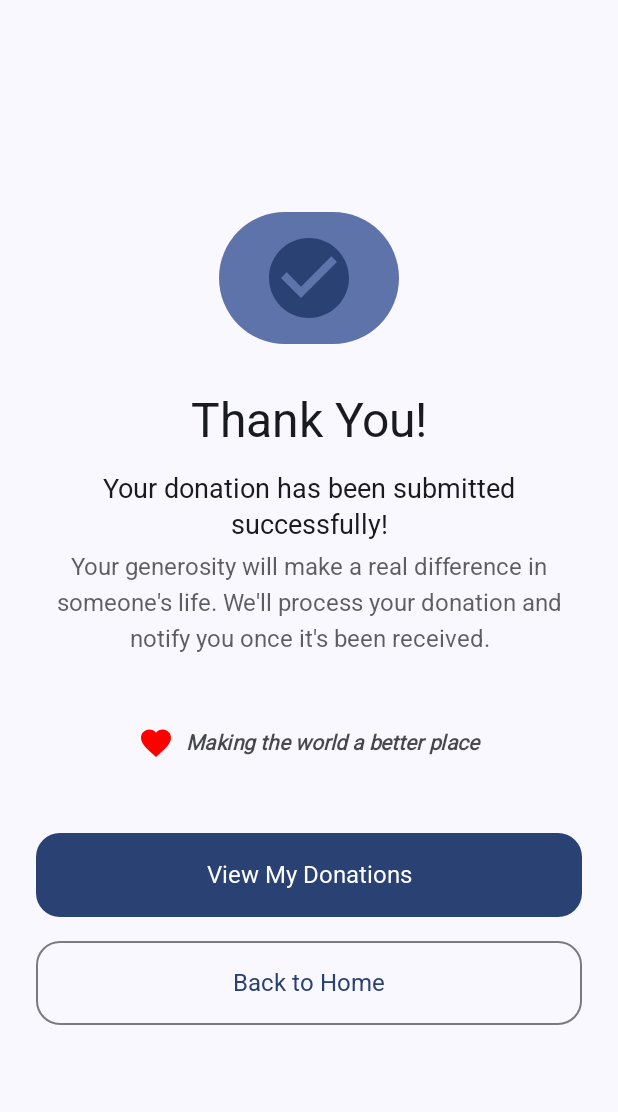
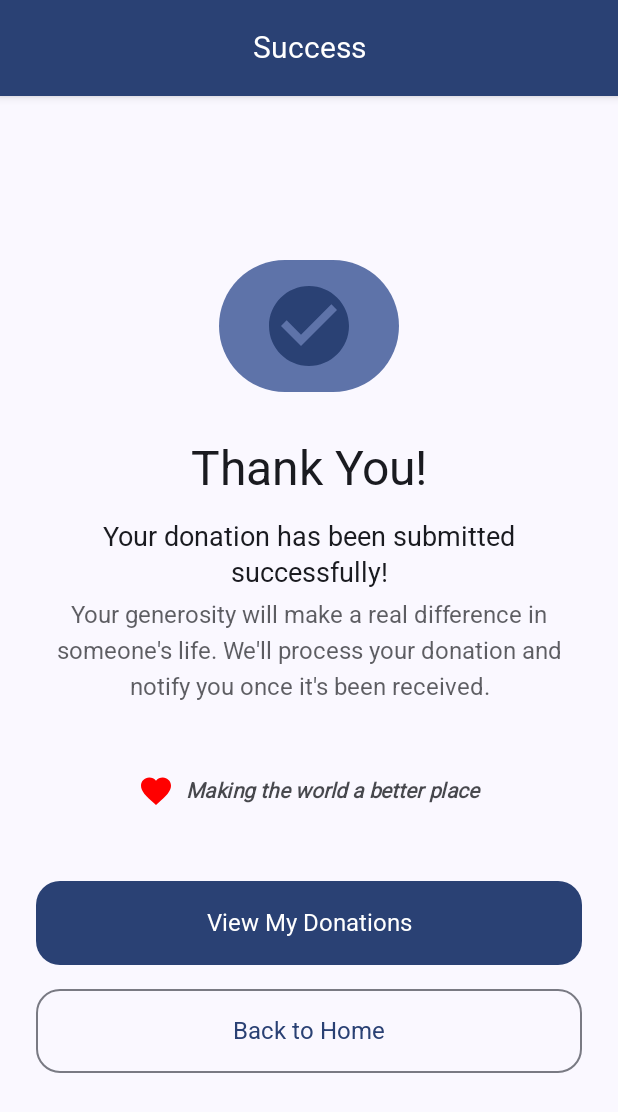
Before and after one commit to KhoTheProgrammer/mobile-application-practice, an Android app built with Jetpack Compose: the ThankYouScreen screen opened through its navigation route, on a phone screen of 412 x 824 dp. Shown: the top 1112 px of the screen. Run offline under Robolectric (Android 15) with nearby library versions, the phone set to English and light mode, and no system bars.

Commit message:
feat(ui): Enhance ThankYouScreen with CenteredAppBar and layout improvements
- Add CenteredAppBar to ThankYouScreen for consistent UI navigation
- Wrap ThankYouScreen content in Scaffold for better layout management
- Apply padding values from Scaffold to maintain consistent spacing
- Improve overall screen structure and visual hierarchy
- Integrate custom app bar with "Success" title

```diff
--- a/app/src/main/java/com/example/myapplication/ui/donor/ThankYou.kt
+++ b/app/src/main/java/com/example/myapplication/ui/donor/ThankYou.kt
@@ -17,16 +17,25 @@ import androidx.compose.ui.tooling.preview.Preview
 import androidx.compose.ui.unit.dp
 import androidx.compose.ui.unit.sp
 import com.example.myapplication.ui.theme.MyApplicationTheme
+import com.example.myapplication.ui.components.CenteredAppBar
 
 @Composable
 fun ThankYouScreen(
     onViewMyDonations: () -> Unit = {},
     onBackToHome: () -> Unit = {}
 ) {
-
-    Column(
+    Scaffold(
+        topBar = {
+            CenteredAppBar(
+                title = "Success",
+                onNavigationClick = null
+            )
+        }
+    ) { paddingValues ->
+        Column(
         modifier = Modifier
             .fillMaxSize()
+            .padding(paddingValues)
             .padding(24.dp),
         horizontalAlignment = Alignment.CenterHorizontally,
         verticalArrangement = Arrangement.Center
@@ -141,6 +150,7 @@ fun ThankYouScreen(
             }
         }
     }
+    }
 }
 
 @Preview(showBackground = true)
```
